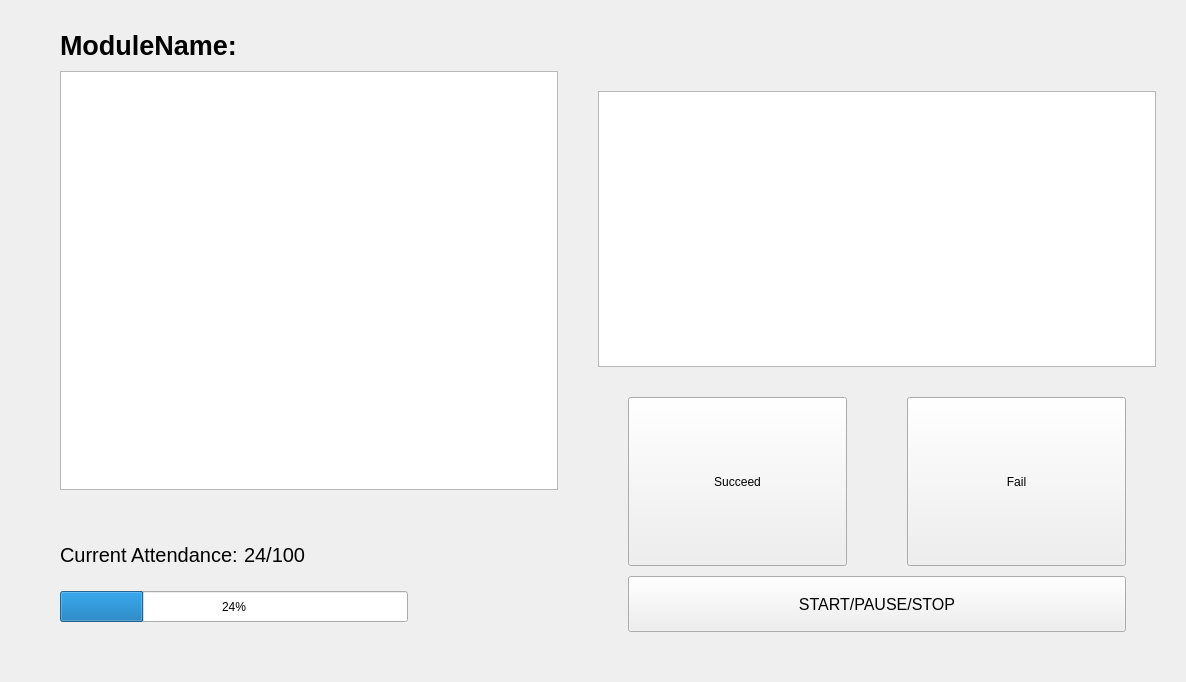
Above: coding/GRP17-master-formal-version/resources/UI_resources/recording_totalframe.ui from Yiming-Li666/GRP-P19 before the change. Below: the same form after it.
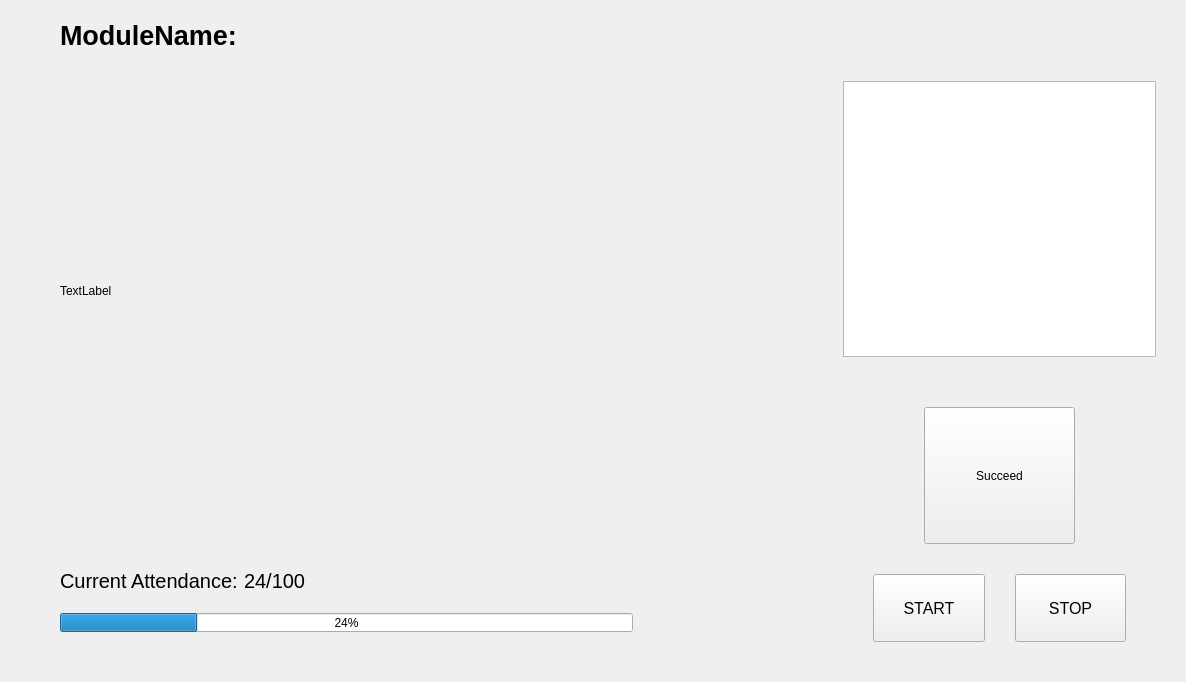
That is the form after the change.

Commit message: edit "recording_totalFrame"

Diff of the .ui file:
```diff
--- a/coding/GRP17-master-formal-version/resources/UI_resources/recording_totalframe.ui
+++ b/coding/GRP17-master-formal-version/resources/UI_resources/recording_totalframe.ui
@@ -18,21 +18,21 @@
     <number>30</number>
    </property>
    <property name="topMargin">
-    <number>30</number>
+    <number>20</number>
    </property>
    <property name="rightMargin">
     <number>30</number>
    </property>
    <property name="bottomMargin">
-    <number>30</number>
+    <number>20</number>
    </property>
    <item row="0" column="0">
-    <layout class="QHBoxLayout" name="horizontalLayout" stretch="1,1">
+    <layout class="QHBoxLayout" name="horizontalLayout" stretch="5,2">
      <property name="spacing">
-      <number>10</number>
+      <number>30</number>
      </property>
      <item>
-      <layout class="QVBoxLayout" name="verticalLayout_3" stretch="4,1">
+      <layout class="QVBoxLayout" name="verticalLayout_3" stretch="5,1">
        <item>
         <layout class="QVBoxLayout" name="verticalLayout">
          <property name="leftMargin">
@@ -77,7 +77,17 @@
           </widget>
          </item>
          <item>
-          <widget class="QGraphicsView" name="faceRecog_graphicsView"/>
+          <widget class="QLabel" name="camera_label">
+           <property name="sizePolicy">
+            <sizepolicy hsizetype="Expanding" vsizetype="Expanding">
+             <horstretch>48</horstretch>
+             <verstretch>0</verstretch>
+            </sizepolicy>
+           </property>
+           <property name="text">
+            <string>TextLabel</string>
+           </property>
+          </widget>
          </item>
         </layout>
        </item>
@@ -192,44 +202,19 @@
            <number>20</number>
           </property>
           <item row="0" column="0">
-           <layout class="QVBoxLayout" name="verticalLayout_4" stretch="3,1">
+           <layout class="QVBoxLayout" name="verticalLayout_4" stretch="2,1">
             <property name="spacing">
-             <number>10</number>
+             <number>30</number>
             </property>
             <item>
-             <layout class="QHBoxLayout" name="horizontalLayout_2">
-              <item>
-               <widget class="QToolButton" name="toolButton">
-                <property name="sizePolicy">
-                 <sizepolicy hsizetype="MinimumExpanding" vsizetype="MinimumExpanding">
-                  <horstretch>0</horstretch>
-                  <verstretch>0</verstretch>
-                 </sizepolicy>
-                </property>
-                <property name="minimumSize">
-                 <size>
-                  <width>120</width>
-                  <height>120</height>
-                 </size>
-                </property>
-                <property name="maximumSize">
-                 <size>
-                  <width>300</width>
-                  <height>300</height>
-                 </size>
-                </property>
-                <property name="text">
-                 <string>Succeed</string>
-                </property>
-               </widget>
-              </item>
+             <layout class="QHBoxLayout" name="horizontalLayout_2" stretch="1,3,1">
               <item>
                <spacer name="horizontalSpacer">
                 <property name="orientation">
                  <enum>Qt::Horizontal</enum>
                 </property>
                 <property name="sizeType">
-                 <enum>QSizePolicy::Fixed</enum>
+                 <enum>QSizePolicy::Expanding</enum>
                 </property>
                 <property name="sizeHint" stdset="0">
                  <size>
@@ -260,14 +245,32 @@
                  </size>
                 </property>
                 <property name="text">
-                 <string>Fail</string>
+                 <string>Succeed</string>
                 </property>
                </widget>
               </item>
+              <item>
+               <spacer name="horizontalSpacer_2">
+                <property name="orientation">
+                 <enum>Qt::Horizontal</enum>
+                </property>
+                <property name="sizeType">
+                 <enum>QSizePolicy::Expanding</enum>
+                </property>
+                <property name="sizeHint" stdset="0">
+                 <size>
+                  <width>50</width>
+                  <height>20</height>
+                 </size>
+                </property>
+               </spacer>
+              </item>
              </layout>
             </item>
             <item>
-             <widget class="QPushButton" name="pushButton">
+             <layout class="QHBoxLayout" name="horizontalLayout_4">
+              <item>
+               <widget class="QPushButton" name="start_pushButton">
               <property name="sizePolicy">
                <sizepolicy hsizetype="Minimum" vsizetype="MinimumExpanding">
                 <horstretch>0</horstretch>
@@ -292,9 +295,41 @@
                </font>
               </property>
               <property name="text">
-               <string>START/PAUSE/STOP</string>
-              </property>
-             </widget>
+                 <string>START</string>
+                </property>
+               </widget>
+              </item>
+              <item>
+               <widget class="QPushButton" name="stop_pushButton">
+                <property name="sizePolicy">
+                 <sizepolicy hsizetype="Minimum" vsizetype="MinimumExpanding">
+                  <horstretch>0</horstretch>
+                  <verstretch>0</verstretch>
+                 </sizepolicy>
+                </property>
+                <property name="minimumSize">
+                 <size>
+                  <width>0</width>
+                  <height>50</height>
+                 </size>
+                </property>
+                <property name="maximumSize">
+                 <size>
+                  <width>16777215</width>
+                  <height>80</height>
+                 </size>
+                </property>
+                <property name="font">
+                 <font>
+                  <pointsize>12</pointsize>
+                 </font>
+                </property>
+                <property name="text">
+                 <string>STOP</string>
+                </property>
+               </widget>
+              </item>
+             </layout>
             </item>
            </layout>
           </item>
```
Left out of the diff: 4 changed lines with no effect on the pictures. Lines whose indentation alone changed are shown as unchanged. The commit also changes 1 other file.
